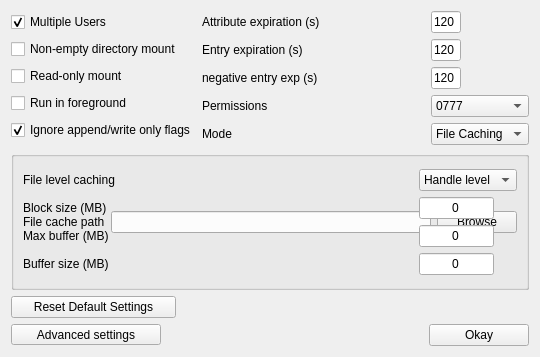
Old version of the form gui/config_common.ui in the repository Seagate/cloudfuse.
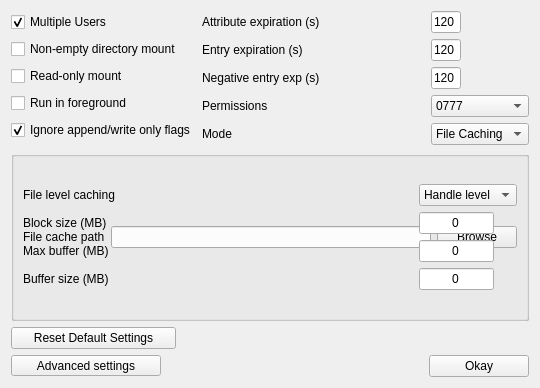
New version of the form.

Commit message: cleanup + window close events

```diff
--- a/gui/config_common.ui
+++ b/gui/config_common.ui
@@ -7,7 +7,7 @@
     <x>0</x>
     <y>0</y>
     <width>540</width>
-    <height>357</height>
+    <height>388</height>
    </rect>
   </property>
   <property name="windowTitle">
@@ -230,7 +230,7 @@
        <item>
         <widget class="QLabel" name="label_6">
          <property name="text">
-          <string>negative entry exp (s)</string>
+          <string>Negative entry exp (s)</string>
          </property>
         </widget>
        </item>
```
The commit also changes 6 other files.
